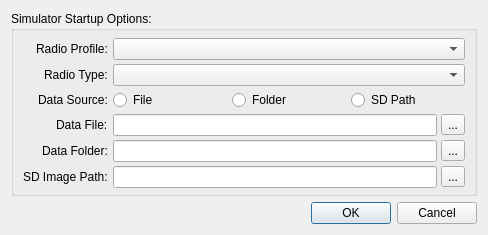
Old version of the form companion/src/simulation/simulatorstartupdialog.ui in the repository opentx/opentx.
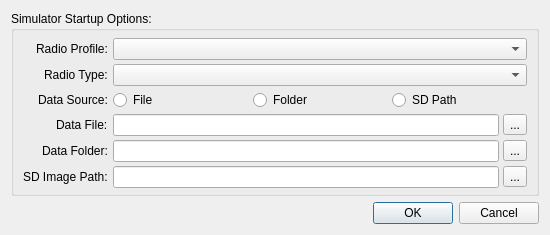
New version of the form. Icons and pictures are not drawn.

What changed in the file:
```diff
--- a/companion/src/simulation/simulatorstartupdialog.ui
+++ b/companion/src/simulation/simulatorstartupdialog.ui
@@ -6,10 +6,16 @@
    <rect>
     <x>0</x>
     <y>0</y>
-    <width>488</width>
-    <height>219</height>
+    <width>550</width>
+    <height>217</height>
    </rect>
   </property>
+  <property name="minimumSize">
+   <size>
+    <width>550</width>
+    <height>0</height>
+   </size>
+  </property>
   <property name="windowTitle">
    <string>OpenTX Simulator - Startup Options</string>
   </property>
@@ -22,13 +28,28 @@
    </property>
    <item>
     <widget class="QGroupBox" name="groupBox">
+     <property name="sizePolicy">
+      <sizepolicy hsizetype="Expanding" vsizetype="Preferred">
+       <horstretch>0</horstretch>
+       <verstretch>0</verstretch>
+      </sizepolicy>
+     </property>
      <property name="title">
       <string>Simulator Startup Options:</string>
      </property>
      <layout class="QFormLayout" name="layout_options">
+      <property name="sizeConstraint">
+       <enum>QLayout::SetNoConstraint</enum>
+      </property>
+      <property name="fieldGrowthPolicy">
+       <enum>QFormLayout::AllNonFixedFieldsGrow</enum>
+      </property>
       <property name="labelAlignment">
        <set>Qt::AlignRight|Qt::AlignTrailing|Qt::AlignVCenter</set>
       </property>
+      <property name="formAlignment">
+       <set>Qt::AlignLeading|Qt::AlignLeft|Qt::AlignTop</set>
+      </property>
       <property name="horizontalSpacing">
        <number>5</number>
       </property>
@@ -56,6 +77,12 @@
       </item>
       <item row="0" column="1">
        <widget class="QComboBox" name="radioProfile">
+        <property name="sizePolicy">
+         <sizepolicy hsizetype="Preferred" vsizetype="Fixed">
+          <horstretch>0</horstretch>
+          <verstretch>0</verstretch>
+         </sizepolicy>
+        </property>
         <property name="toolTip">
          <string>Existing radio profiles are shown here.&lt;br /&gt;
 Create or edit profiles using the Companion application.</string>
@@ -71,6 +98,12 @@
       </item>
       <item row="1" column="1">
        <widget class="QComboBox" name="radioType">
+        <property name="sizePolicy">
+         <sizepolicy hsizetype="Preferred" vsizetype="Fixed">
+          <horstretch>0</horstretch>
+          <verstretch>0</verstretch>
+         </sizepolicy>
+        </property>
         <property name="toolTip">
          <string>Existing radio simulators are shown here.&lt;br /&gt;
 The radio type specified in the selected profile is used by default.</string>
@@ -107,6 +140,12 @@
       </item>
       <item row="3" column="1">
        <widget class="QWidget" name="wdgt_dataFile" native="true">
+        <property name="sizePolicy">
+         <sizepolicy hsizetype="Expanding" vsizetype="Preferred">
+          <horstretch>0</horstretch>
+          <verstretch>0</verstretch>
+         </sizepolicy>
+        </property>
         <layout class="QHBoxLayout" name="layout_dataFile" stretch="1,0">
          <property name="spacing">
           <number>4</number>
@@ -153,6 +192,12 @@
       </item>
       <item row="4" column="1">
        <widget class="QWidget" name="wdgt_dataFolder" native="true">
+        <property name="sizePolicy">
+         <sizepolicy hsizetype="Expanding" vsizetype="Preferred">
+          <horstretch>0</horstretch>
+          <verstretch>0</verstretch>
+         </sizepolicy>
+        </property>
         <layout class="QHBoxLayout" name="layout_dataFolder" stretch="1,0">
          <property name="spacing">
           <number>4</number>
@@ -199,6 +244,12 @@
       </item>
       <item row="5" column="1">
        <widget class="QWidget" name="wdgt_sdPath" native="true">
+        <property name="sizePolicy">
+         <sizepolicy hsizetype="Expanding" vsizetype="Preferred">
+          <horstretch>0</horstretch>
+          <verstretch>0</verstretch>
+         </sizepolicy>
+        </property>
         <layout class="QHBoxLayout" name="layout_sdPath" stretch="1,0">
          <property name="spacing">
           <number>4</number>
@@ -245,6 +296,12 @@
       </item>
       <item row="2" column="1">
        <widget class="QWidget" name="wdgt_dataSource" native="true">
+        <property name="sizePolicy">
+         <sizepolicy hsizetype="Expanding" vsizetype="Preferred">
+          <horstretch>0</horstretch>
+          <verstretch>0</verstretch>
+         </sizepolicy>
+        </property>
         <property name="toolTip">
          <string>Select which of the data sources (File/Folder/SD Card) you would like to start the simulator with.</string>
         </property>
```
Left out of the diff: 10 changed lines with no effect on the pictures.
